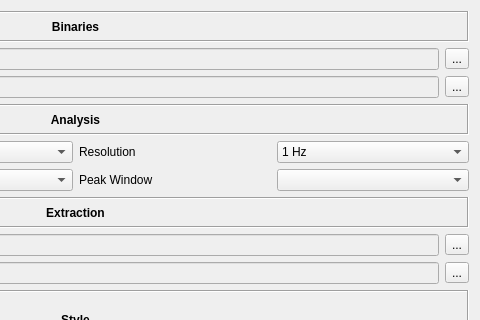
Old version of the form src/main/python/ui/preferences.ui in the repository 3ll3d00d/beqdesigner; both pictures show x 329 to 809 and y 0 to 320 of the 809 by 602 pixel window.
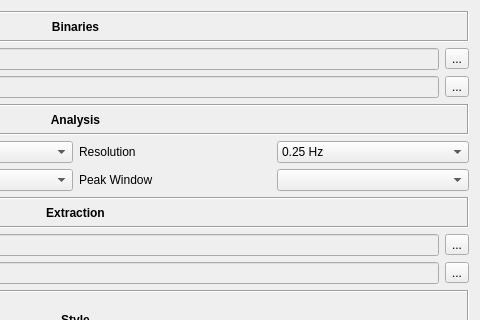
New version of the form.

The edit to the form file:
```diff
--- a/src/main/python/ui/preferences.ui
+++ b/src/main/python/ui/preferences.ui
@@ -148,9 +148,12 @@
        </item>
        <item row="1" column="3">
         <widget class="QComboBox" name="resolutionSelect">
+         <property name="currentText">
+          <string>0.25 Hz</string>
+         </property>
          <item>
           <property name="text">
-           <string>1 Hz</string>
+           <string>0.25 Hz</string>
           </property>
          </item>
          <item>
```
Left out of the diff: 12 changed lines with no effect on the pictures.
